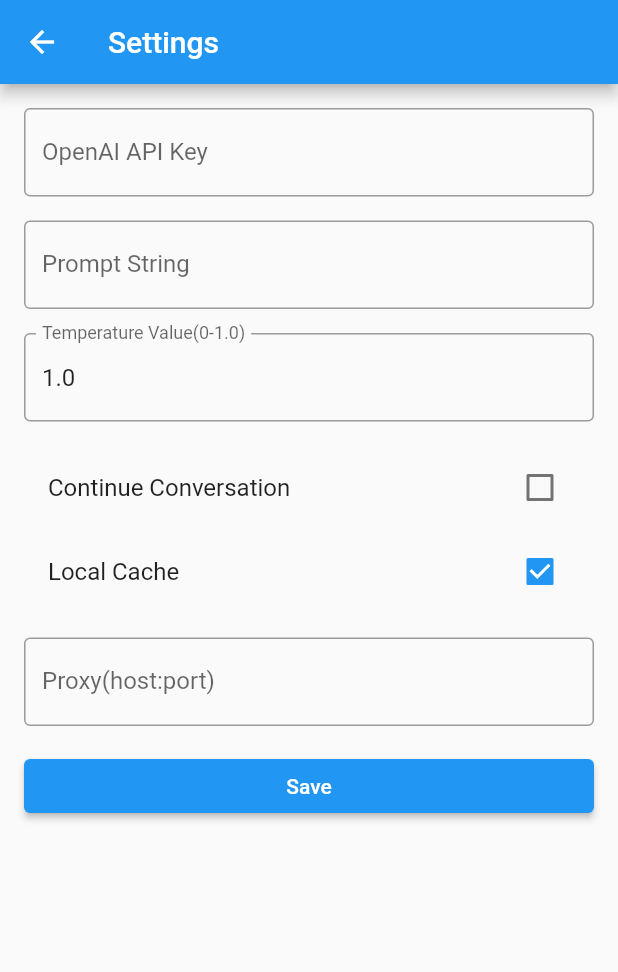
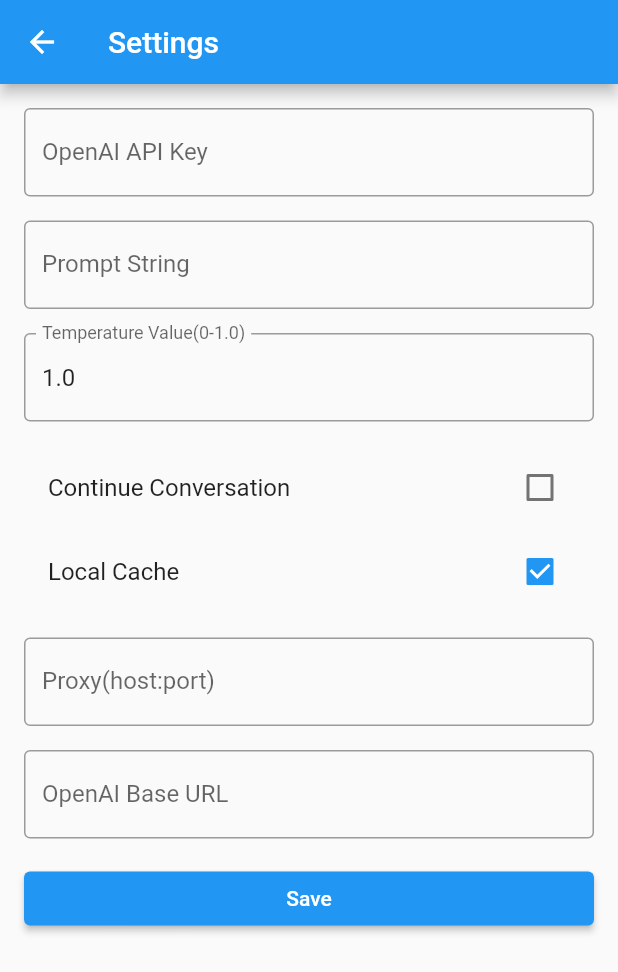
Before and after one commit to pjq/ChitChat, a Flutter app: the SettingsScreen screen opened by its route, on a phone screen of 412 x 824 dp. Shown: the top 972 px of the screen. Run offline on Flutter 3.47's test engine with Material 2 defaults, Android fonts, the phone set to English and light mode, and no system bars; our stand-ins replace flutter_markdown, share_plus, shared_preferences; missing offline and left inert: about, http_proxy; accounts and stored records are empty.

Commit message:
add baseUrl support

```diff
--- a/lib/constants.dart
+++ b/lib/constants.dart
@@ -17,5 +17,7 @@ class Constants {
   ];
 
   static String proxyUrlKey="proxy_url";
+  static const String baseUrlKey = 'base_url';
+
 
 }
--- a/lib/screens/settings_screen.dart
+++ b/lib/screens/settings_screen.dart
@@ -16,6 +16,7 @@ class _SettingsScreenState extends State<SettingsScreen> {
   late TextEditingController _promptStringController;
   late TextEditingController _temperatureValueController;
   late TextEditingController _proxyUrlController; // new controller for proxy URL
+  late TextEditingController _baseUrlController; //
   late bool _continueConversationEnable;
   late bool _localCacheEnable;
 
@@ -43,7 +44,10 @@ class _SettingsScreenState extends State<SettingsScreen> {
         Constants.defaultLocalCacheEnable;
 
     _proxyUrlController = TextEditingController(
-        text: widget.prefs.getString(Constants.proxyUrlKey)); // initialize proxy URL controller
+        text: widget.prefs.getString(Constants.proxyUrlKey));
+
+    _baseUrlController = TextEditingController(
+        text: widget.prefs.getString(Constants.baseUrlKey));
   }
 
   void _saveSettings() {
@@ -60,7 +64,8 @@ class _SettingsScreenState extends State<SettingsScreen> {
         content: Text('Settings saved'),
       ),
     );
-    widget.prefs.setString(Constants.proxyUrlKey, _proxyUrlController.text); // save proxy URL to preferences
+    widget.prefs.setString(Constants.proxyUrlKey, _proxyUrlController.text);
+    widget.prefs.setString(Constants.baseUrlKey, _baseUrlController.text);
 
     Navigator.pop(context);
   }
@@ -129,6 +134,11 @@ class _SettingsScreenState extends State<SettingsScreen> {
                 label: 'Proxy(host:port)',
               ),
               const SizedBox(height: 16),
+              _buildTextField(
+                controller: _baseUrlController, // add text field for proxy URL
+                label: 'OpenAI Base URL',
+              ),
+              const SizedBox(height: 16),
               ElevatedButton(
                 onPressed: _saveSettings,
                 child: Text('Save'),
--- a/lib/services/chat_service.dart
+++ b/lib/services/chat_service.dart
@@ -15,6 +15,7 @@ class ChatService {
     double temperatureValue,
     List<ChatMessage>? latestChat,
     String proxy,
+    String baseUrl,
   ) async {
     LogUtils.info("getCompletion");
 
@@ -46,8 +47,14 @@ class ChatService {
       };
     }
 
+    String url = "https://api.openai.com";
+    if (baseUrl.isNotEmpty) {
+      url = baseUrl;
+    }
+    LogUtils.info(url);
+
     final request = await client
-        .postUrl(Uri.parse('https://api.openai.com/v1/chat/completions'));
+        .postUrl(Uri.parse('$url/v1/chat/completions'));
     request.headers.contentType = ContentType.json;
     request.headers.set('Authorization', 'Bearer $apiKey');
     request.write(body);
--- a/lib/settings.dart
+++ b/lib/settings.dart
@@ -41,4 +41,11 @@ class Settings {
   set proxyUrl(String value) {
     prefs.setString(Constants.proxyUrlKey, value);
   }
+
+  String get baseUrl => prefs.getString(Constants.baseUrlKey) ?? 'https://api.openai.com';
+
+  set baseUrl(String value) {
+    prefs.setString(Constants.baseUrlKey, value);
+  }
+
 }
```
Also changed, not shown: lib/screens/chat_screen.dart (+7 -5 lines).
